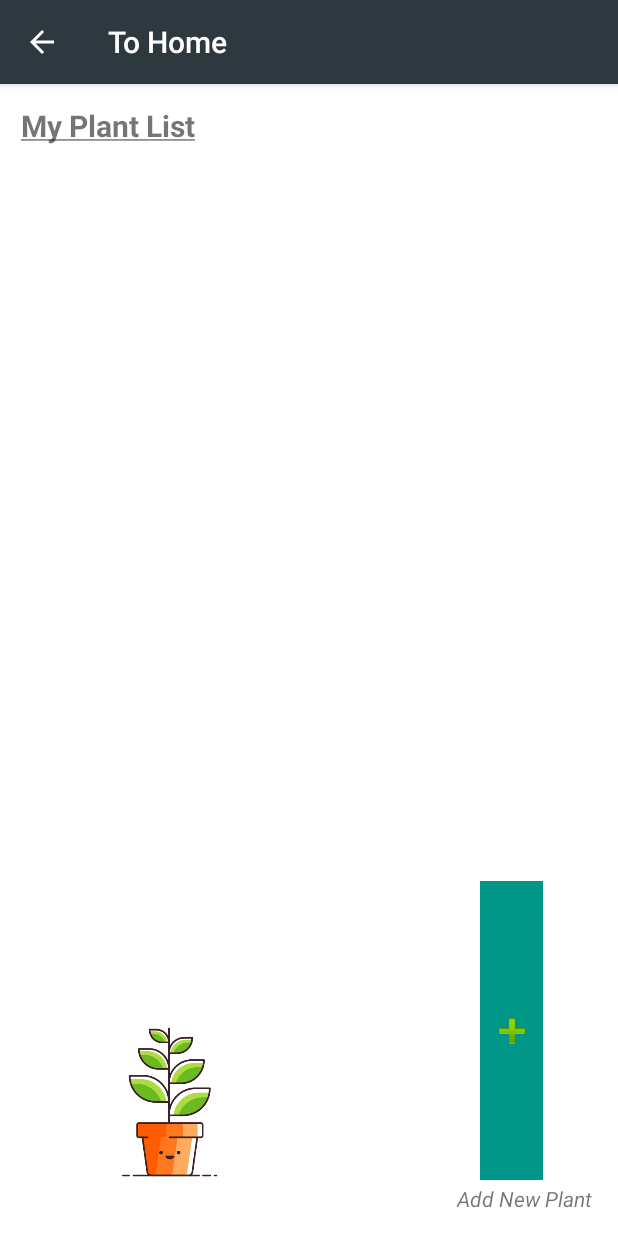
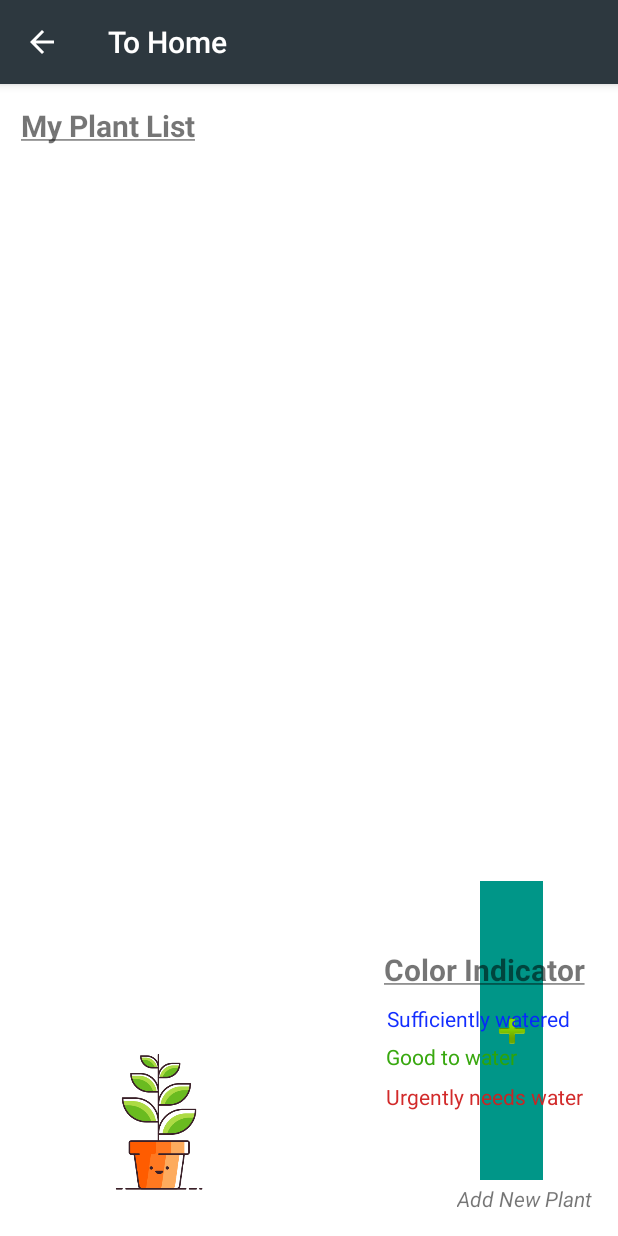
Before and after one commit to kasrarad/Zyra_App, an Android app: the PlantActivity screen opened directly, with no data from a screen before it, on a phone screen of 412 x 824 dp. Run offline under Robolectric (Android 15) with nearby library versions, the phone set to English and light mode, and no system bars.

Commit message:
color indicator for blind people

```diff
--- a/app/src/main/java/com/example/zyra/PlantActivity.java
+++ b/app/src/main/java/com/example/zyra/PlantActivity.java
@@ -9,6 +9,8 @@ import android.net.ConnectivityManager;
 import android.net.NetworkInfo;
 import android.os.AsyncTask;
 import android.os.Bundle;
+import android.text.SpannableString;
+import android.text.style.UnderlineSpan;
 import android.util.Log;
 import android.view.View;
 import android.widget.ArrayAdapter;
@@ -69,6 +71,7 @@ public class PlantActivity extends AppCompatActivity{
     protected ImageButton imgBT;
     protected TextView textPlantList;
     protected TextView textAddPlant;
+    protected TextView textColorIndicator;
 
     //GetPlantInfo getPlantInfo = new GetPlantInfo();
     protected PlantDbHelper plantDbHelper;
@@ -124,6 +127,14 @@ public class PlantActivity extends AppCompatActivity{
         imgAddPlant = findViewById(R.id.imageButtonAdd);
         imgBT = findViewById(R.id.imageBT);
         textAddPlant = findViewById(R.id.textViewAddPlant);
+        textColorIndicator = findViewById(R.id.textViewLegend);
+
+        String text = "Color Indicator";
+        SpannableString ss = new SpannableString(text);
+
+        SpannableString content = new SpannableString(text);
+        content.setSpan(new UnderlineSpan(), 0, content.length(), 0);
+        textColorIndicator.setText(content);
 
 //        refreshButton.setEnabled(false);
         // Add back button
@@ -263,6 +274,7 @@ public class PlantActivity extends AppCompatActivity{
         for (int i=0; i<plants.size(); i++){
             //line is what will be displayed on screen
             String line = plants.get(i).getNameByUser() + "\n" + plants.get(i).getMoisture() + "% Moisture";
+//            String line = plants.get(i).getNameByUser() + "\n" + "55" + "% Moisture";
             allPlants.add(line);
             plantsID.add(plants.get(i).getID());
             plantNames.add(plants.get(i).getNameByUser());
@@ -270,6 +282,7 @@ public class PlantActivity extends AppCompatActivity{
             plantPrevMoi.add(plants.get(i).getPreviousMoisturesLevel());
             plantImage.add(plants.get(i).getImage());
             plantSyncStatus.add(plants.get(i).getSyncstatus());
+
         }
 
         // Display information on the List View
--- a/app/src/main/java/com/example/zyra/PlantInfoActivity.java
+++ b/app/src/main/java/com/example/zyra/PlantInfoActivity.java
@@ -94,11 +94,13 @@ public class PlantInfoActivity extends AppCompatActivity {
     protected TextView textMyPlantName;
     protected TextView textMyPlantType;
     protected TextView graphXLabel;
+    protected TextView textMyPlantMoisture;
     protected CircleImageView circleImgPlant;
     protected Button btnConfirm;
     String plantName;
     String plantSpecies;
     String plantPreviousMoisture;
+    String plantCurrentMoisture;
     String plantImage;
 
     private ProgressDialog progressDialog;
@@ -138,6 +140,9 @@ public class PlantInfoActivity extends AppCompatActivity {
         }
         System.out.println("Plant Moisture: " + plantPreviousMoisture);
 
+        plantCurrentMoisture = getIntent().getStringExtra("currentMoisture");
+        textMyPlantMoisture.setText(plantCurrentMoisture);
+
 
         //test numbers
 //        plantPreviousMoisture = "998070605040302010009985756545352515059980503000";
@@ -156,6 +161,7 @@ public class PlantInfoActivity extends AppCompatActivity {
         textMyPlantName = findViewById(R.id.textViewPlantName);
         textMyPlantType = findViewById(R.id.textViewPlantType);
         graphXLabel = findViewById(R.id.graphXLabel);
+        textMyPlantMoisture = findViewById(R.id.textViewPlantMoisture);
 
         graphXLabel.setText("Number of hours ago");
         circleImgPlant = findViewById(R.id.plantImage);
--- a/app/src/main/java/com/example/zyra/PlantsListView/PlantListViewAdapter.java
+++ b/app/src/main/java/com/example/zyra/PlantsListView/PlantListViewAdapter.java
@@ -146,6 +146,11 @@ public class PlantListViewAdapter extends ArrayAdapter<String> {
                 }
             });
 
+            String badPlantName = plantsText.get(position);
+            final String[] plantNameSize = badPlantName.split("\n");
+            String plantName = plantNameSize[0];
+            plantNameSize[0].length();
+
             viewHolder.textViewPlantName.setOnClickListener(new View.OnClickListener() {
                 @Override
                 public void onClick(View v) {
@@ -158,6 +163,7 @@ public class PlantListViewAdapter extends ArrayAdapter<String> {
                     intent.putExtra("nameBySpecies", plantSpecies.get(position));
                     intent.putExtra("previousMoisture", plantsPreviousMoisture.get(position));
                     intent.putExtra("image", plantsImage.get(position));
+                    intent.putExtra( "currentMoisture", plantNameSize[1]);
                     context.startActivity(intent);
                 }
             });
@@ -194,7 +200,7 @@ public class PlantListViewAdapter extends ArrayAdapter<String> {
 
         }
 
-        if(Integer.parseInt(moistureNumberOnly) < 30){
+        if(Integer.parseInt(moistureNumberOnly) < 10){
 //            System.out.println("size0: " + plantNameSize[0].length());
 //            System.out.println("size1: " + plantNameSize[1].length());
         ss.setSpan(fcsRed,plantNameSize[0].length() + 1, badPlantName.length(), Spanned.SPAN_EXCLUSIVE_EXCLUSIVE);
--- a/app/src/main/res/layout/activity_plantinfo.xml
+++ b/app/src/main/res/layout/activity_plantinfo.xml
@@ -35,6 +35,20 @@
         android:textAlignment="center"/>
 
 
+    <TextView
+        android:id="@+id/textViewPlantMoisture"
+        android:layout_width="wrap_content"
+        android:layout_height="wrap_content"
+        android:layout_marginTop="240dp"
+        android:text="Moisture Level!"
+        android:textAlignment="center"
+        android:textSize="16dp"
+        android:textStyle="bold"
+        android:gravity="center"
+        app:layout_constraintEnd_toEndOf="parent"
+        app:layout_constraintStart_toStartOf="parent"
+        app:layout_constraintTop_toTopOf="parent" />
+
     <com.jjoe64.graphview.GraphView
         android:id="@+id/graph"
         android:layout_width="match_parent"
--- a/app/src/main/res/layout/activity_plantlist.xml
+++ b/app/src/main/res/layout/activity_plantlist.xml
@@ -21,16 +21,17 @@
         android:textSize="20dp"
         android:textStyle="bold" />
 
+
     <ListView
         android:id="@+id/plantsNameListView"
         android:layout_width="match_parent"
-        android:layout_height="379dp"
+        android:layout_height="352dp"
         android:layout_alignParentStart="true"
         android:layout_alignParentTop="true"
         android:layout_alignParentEnd="true"
-        android:layout_marginStart="0dp"
-        android:layout_marginTop="42dp"
-        android:layout_marginEnd="0dp"
+        android:layout_marginStart="2dp"
+        android:layout_marginTop="50dp"
+        android:layout_marginEnd="-2dp"
         android:layout_marginBottom="100dp"
         android:clickable="true"
         android:gravity="center"
@@ -38,7 +39,6 @@
         android:scrollbars="vertical">
 
     </ListView>
-
 
     <ImageButton
         android:id="@+id/imageButtonAdd"
@@ -54,12 +54,12 @@
         app:srcCompat="@android:drawable/ic_input_add" />
 
     <pl.droidsonroids.gif.GifImageView
-        android:layout_width="224dp"
-        android:layout_height="180dp"
+        android:layout_width="wrap_content"
+        android:layout_height="153dp"
         android:layout_alignParentStart="true"
         android:layout_alignParentEnd="true"
         android:layout_alignParentBottom="true"
-        android:layout_marginEnd="187dp"
+        android:layout_marginEnd="201dp"
         android:src="@drawable/plantgrowth" />
 
     <TextView
@@ -73,5 +73,50 @@
         android:text="Add New Plant"
         android:textStyle="italic"/>
 
+    <TextView
+        android:id="@+id/textViewLegend"
+        android:layout_width="wrap_content"
+        android:layout_height="wrap_content"
+        android:layout_alignParentEnd="true"
+        android:layout_alignParentBottom="true"
+        android:layout_marginEnd="22dp"
+        android:layout_marginBottom="164dp"
+        android:text="Color Indicator"
+        android:textSize="20dp"
+        android:textStyle="bold" />
+
+    <TextView
+        android:id="@+id/textViewLegendGreen"
+        android:layout_width="wrap_content"
+        android:layout_height="wrap_content"
+        android:layout_alignParentEnd="true"
+        android:layout_alignParentBottom="true"
+        android:layout_marginEnd="67dp"
+        android:layout_marginBottom="110dp"
+        android:text="Good to water"
+        android:textColor="#F42FA404" />
+
+    <TextView
+        android:id="@+id/textViewLegendRed"
+        android:layout_width="wrap_content"
+        android:layout_height="wrap_content"
+        android:layout_alignParentEnd="true"
+        android:layout_alignParentBottom="true"
+        android:layout_marginEnd="23dp"
+        android:layout_marginBottom="83dp"
+        android:text="Urgently needs water"
+        android:textColor="#F4D02020" />
+
+    <TextView
+        android:id="@+id/textViewLegendBlue"
+        android:layout_width="wrap_content"
+        android:layout_height="wrap_content"
+        android:layout_alignParentEnd="true"
+        android:layout_alignParentBottom="true"
+        android:layout_marginEnd="32dp"
+        android:layout_marginBottom="135dp"
+        android:text="Sufficiently watered"
+        android:textColor="#F40724FF" />
+
 
 </RelativeLayout>
```
